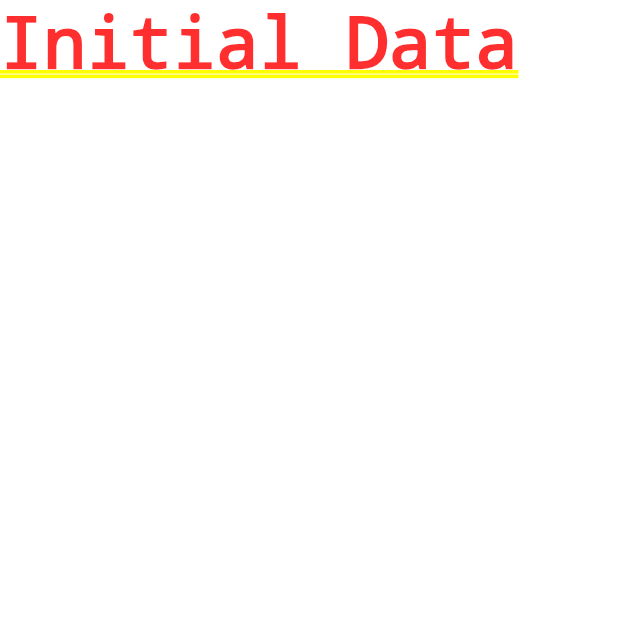
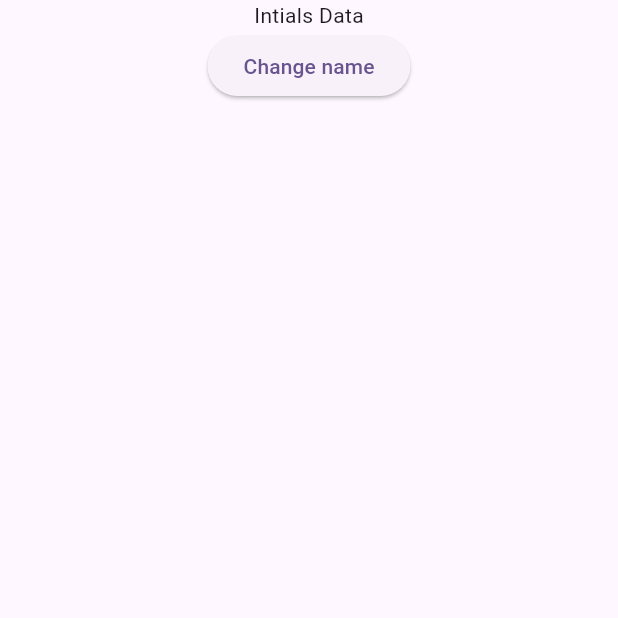
Before and after one commit to sahilbaig/getout, a Flutter app: the screen it shows after launch, on a phone screen of 412 x 824 dp, the top half of it. Run offline on Flutter 3.47's test engine with Material 3 defaults, Android fonts, the phone set to English and light mode, and no system bars; our stand-ins replace flutter_riverpod.

Commit message:
changed project struuctre and addd riverpod

```diff
--- a/lib/main.dart
+++ b/lib/main.dart
@@ -1,8 +1,9 @@
 import 'package:flutter/material.dart';
-import 'package:getout/pages/home.dart';
+import 'package:flutter_riverpod/flutter_riverpod.dart';
+import 'package:getout/screens/home/home.dart';
 
 void main() {
-  runApp(const MyApp());
+  runApp(ProviderScope(child: MyApp()));
 }
 
 class MyApp extends StatelessWidget {
@@ -12,12 +13,14 @@ class MyApp extends StatelessWidget {
   @override
   Widget build(BuildContext context) {
     return MaterialApp(
-      title: 'Flutter Demo',
-      theme: ThemeData(
-        colorScheme: ColorScheme.fromSeed(seedColor: Colors.deepPurple),
-        useMaterial3: true,
-      ),
-      home: const Home(),
-    );
+        title: 'Barinator3000',
+        theme: ThemeData(
+          colorScheme: ColorScheme.fromSeed(seedColor: Colors.deepPurple),
+          useMaterial3: true,
+        ),
+        home: Scaffold(
+            body: Center(
+          child: Home(),
+        )));
   }
 }
--- a/lib/pages/home.dart
+++ /dev/null
@@ -1,10 +0,0 @@
-import 'package:flutter/material.dart';
-
-class Home extends StatelessWidget {
-  const Home({super.key});
-
-  @override
-  Widget build(context) {
-    return const Text("Initial Data");
-  }
-}
--- /dev/null
+++ b/lib/providers/bar_provider.dart
@@ -0,0 +1,16 @@
+import 'package:flutter_riverpod/flutter_riverpod.dart';
+
+class BarClass extends Notifier<String> {
+  @override
+  String build() {
+    return "Intials Data";
+  }
+
+  void changeName() {
+    state = "changed name";
+  }
+}
+
+final barNotifierProvider = NotifierProvider<BarClass, String>(() {
+  return BarClass();
+});
--- /dev/null
+++ b/lib/screens/home/home.dart
@@ -0,0 +1,23 @@
+import 'package:flutter/material.dart';
+import 'package:flutter_riverpod/flutter_riverpod.dart';
+import 'package:getout/providers/bar_provider.dart';
+
+class Home extends ConsumerWidget {
+  const Home({super.key});
+
+  @override
+  Widget build(BuildContext context, WidgetRef ref) {
+    final barWatcher = ref.watch(barNotifierProvider);
+    return Center(
+        child: Column(
+      children: [
+        Text(barWatcher),
+        ElevatedButton(
+            onPressed: () {
+              ref.read(barNotifierProvider.notifier).changeName();
+            },
+            child: Text("Change name"))
+      ],
+    ));
+  }
+}
--- a/pubspec.yaml
+++ b/pubspec.yaml
@@ -34,6 +34,8 @@ dependencies:
   # The following adds the Cupertino Icons font to your application.
   # Use with the CupertinoIcons class for iOS style icons.
   cupertino_icons: ^1.0.8
+  http: ^1.3.0
+  flutter_riverpod: ^2.6.1
 
 dev_dependencies:
   flutter_test:
```
Also changed, not shown: lib/repository/bar_repository.dart (added, +13 -0 lines), lib/core/routers.dart (added), lib/models/user_model.dart (added), lib/providers/auth.dart (added), lib/repository/user_repository.dart (added), lib/services/notification.dart (added), pubspec.lock.
